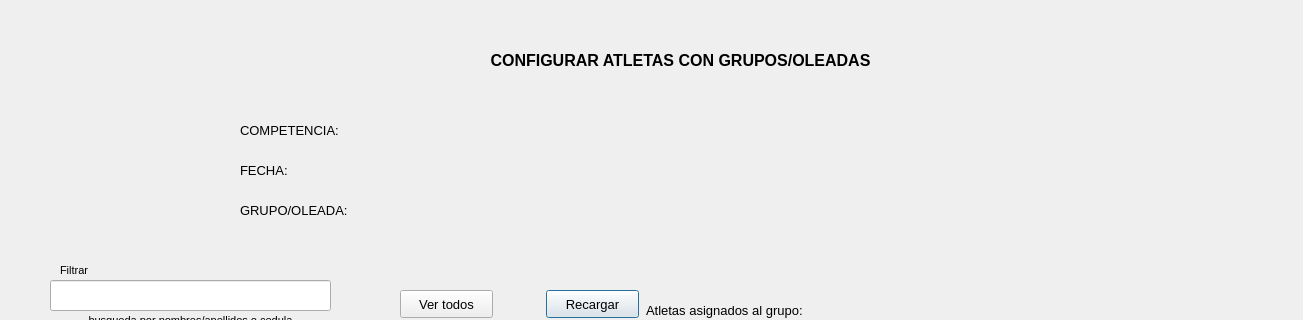
Before: the Qt Designer form qt/athletesGroups.ui in germang2/CrossfitTimer, drawn with Qt 5; both pictures show x 0 to 1303 and y 0 to 320 of the 1303 by 684 pixel window.
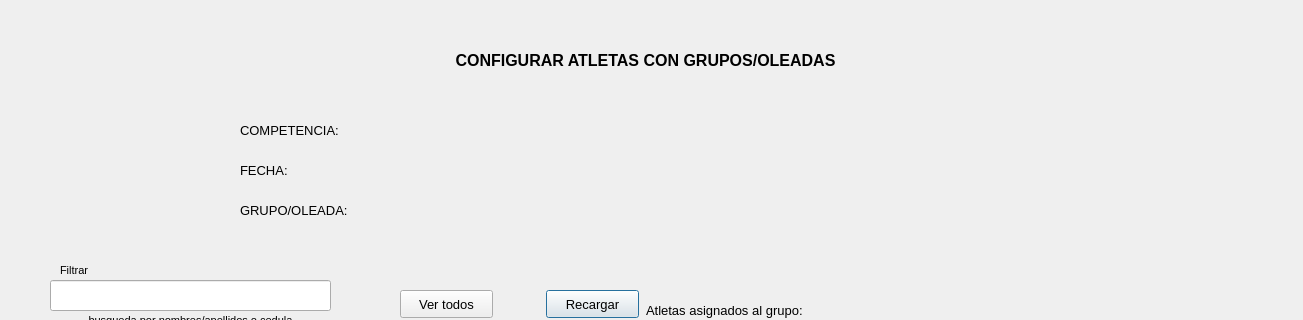
After: the same form once the commit is applied.

```diff
--- a/qt/athletesGroups.ui
+++ b/qt/athletesGroups.ui
@@ -21,9 +21,9 @@
   <widget class="QLabel" name="label_7">
    <property name="geometry">
     <rect>
-     <x>430</x>
+     <x>0</x>
      <y>40</y>
-     <width>501</width>
+     <width>1291</width>
      <height>41</height>
     </rect>
    </property>
```
